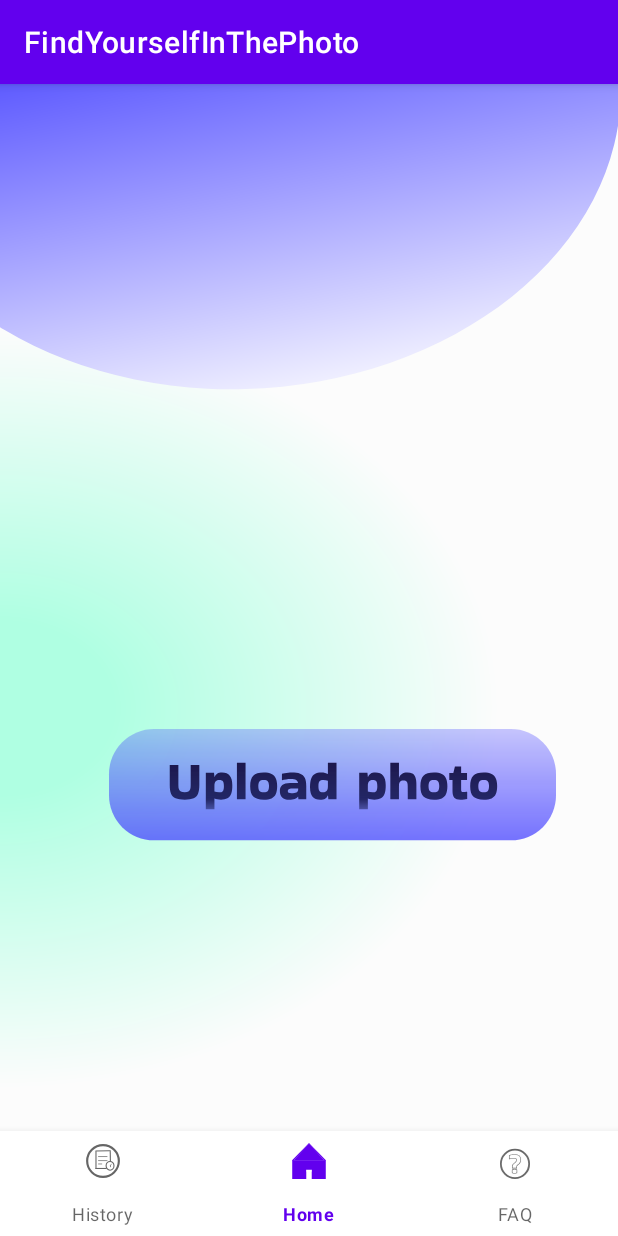
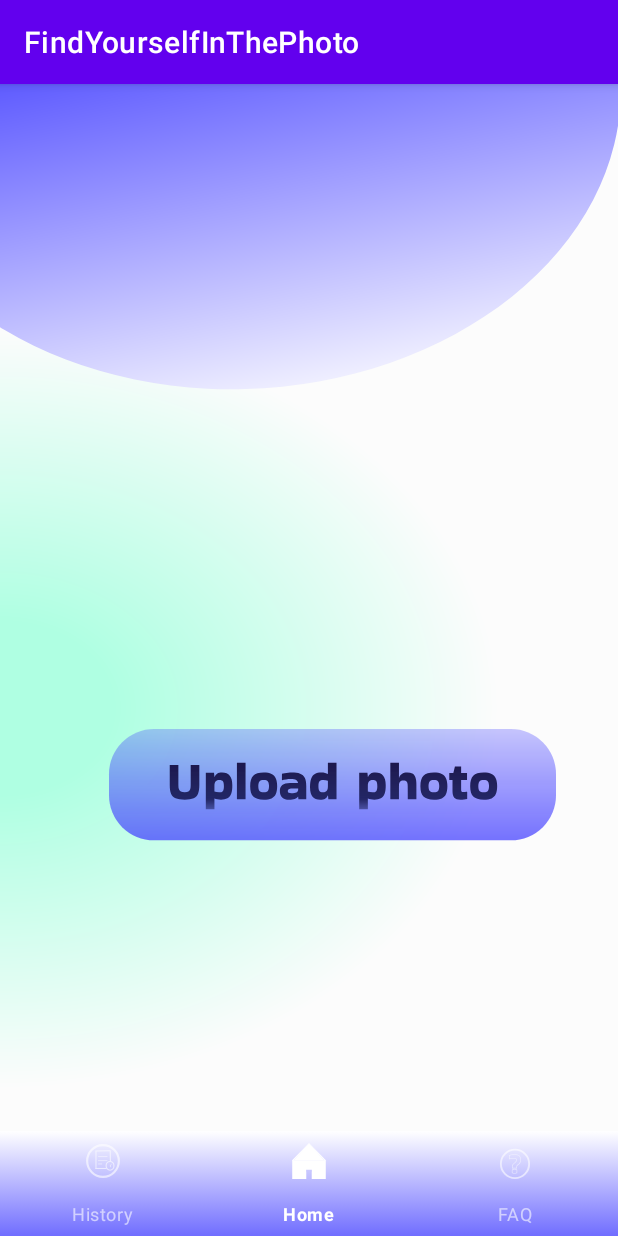
Before and after one commit to Tamada4a/find_yourself_in_the_photo, an Android app: the screen it shows after launch (Main), on a phone screen of 412 x 824 dp. Run offline under Robolectric (Android 15) with nearby library versions, the phone set to English and light mode, and no system bars.

Commit message:
Added bottom navigation bar gradient background

```diff
--- /dev/null
+++ b/app/src/main/res/drawable/navigation_bar_gradient.xml
@@ -0,0 +1,11 @@
+<?xml version="1.0" encoding="utf-8"?>
+<selector xmlns:android="http://schemas.android.com/apk/res/android">
+    <item>
+        <shape>
+            <gradient
+                android:startColor="#00AFFFE2"
+                android:endColor="#BD3E3AFF"
+                android:angle="120"/>
+        </shape>
+    </item>
+</selector>
--- a/app/src/main/res/layout/activity_main.xml
+++ b/app/src/main/res/layout/activity_main.xml
@@ -15,6 +15,8 @@
 
     <com.google.android.material.bottomnavigation.BottomNavigationView
         android:id="@+id/bottom_navigation"
+        style="@style/Widget.MaterialComponents.BottomNavigationView.Colored"
+        android:background="@drawable/navigation_bar_gradient"
         android:layout_width="match_parent"
         android:layout_height="70dp"
         android:layout_alignParentBottom="true"
```
